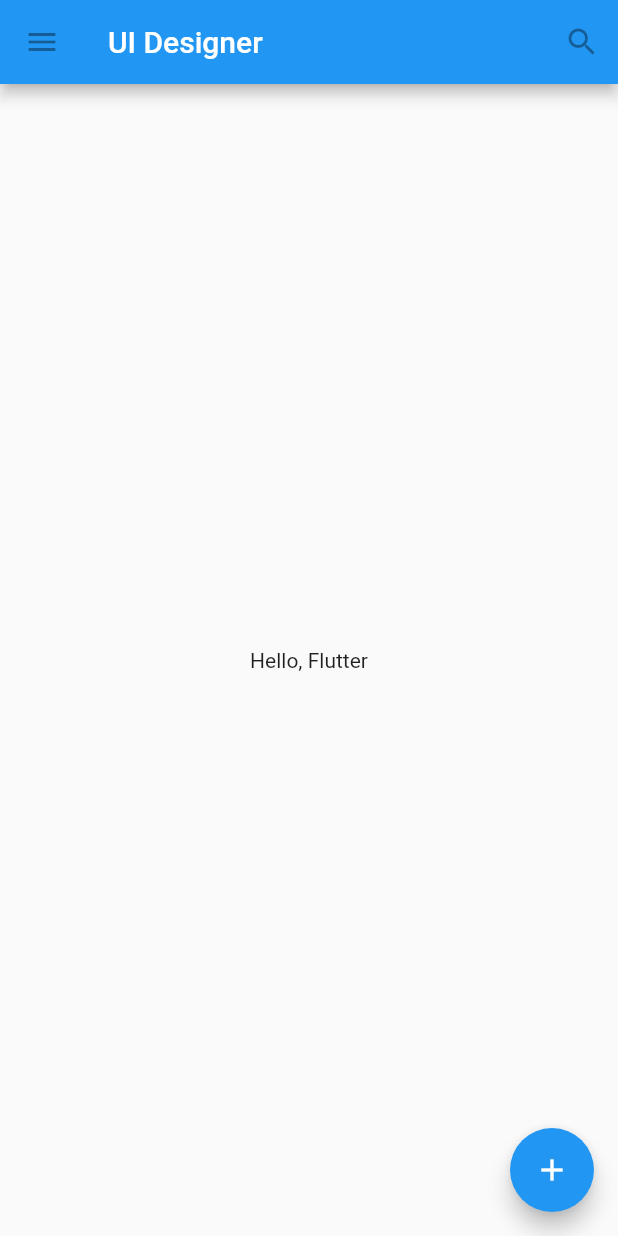
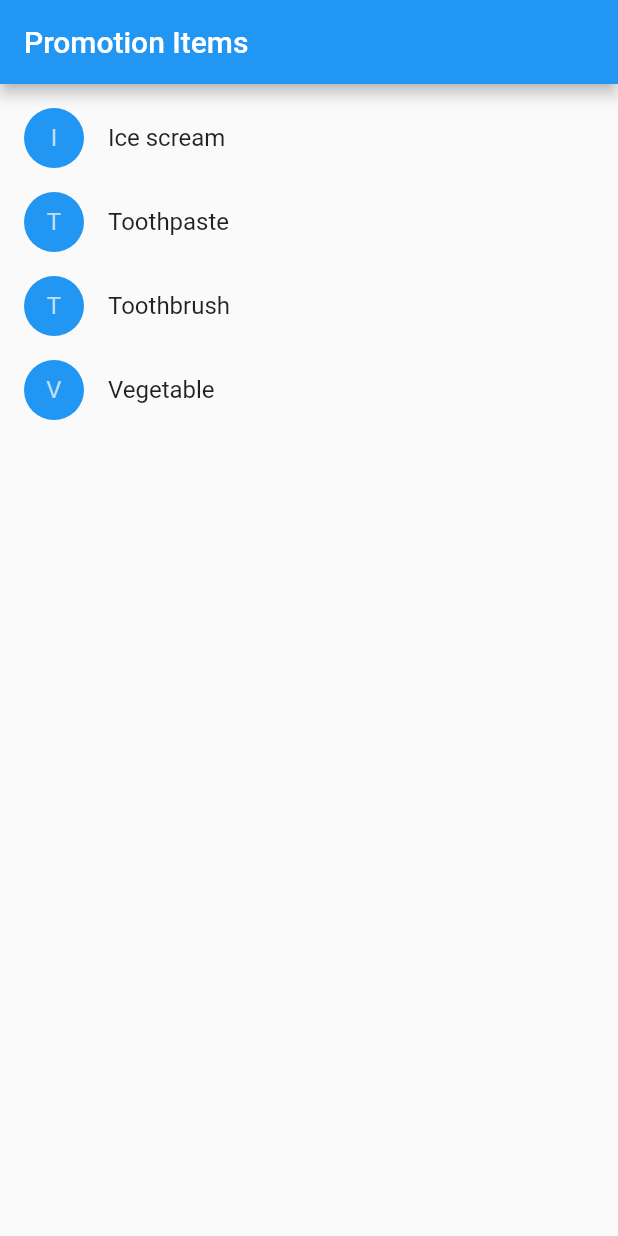
Before and after one commit to Trap-Door/Flutter_App, a Flutter app: the screen it shows after launch, on a phone screen of 412 x 824 dp. Run offline on Flutter 3.47's test engine with Material 2 defaults, Android fonts, the phone set to English and light mode, and no system bars.

Commit message:
Shopping Cart App using Stateless/fulWidget

```diff
--- a/lib/main.dart
+++ b/lib/main.dart
@@ -3,38 +3,104 @@ import 'package:flutter/material.dart';
 void main(List<String> args) {
   runApp(
     MaterialApp(
-      title: "UI Tutorial App",
-      home: TutorialHome(),
+      title: "Shopdiiiiii",
+      home: ShoppingList(
+        productList: <Product>[
+          Product(name: "Ice scream"),
+          Product(name: "Toothpaste"),
+          Product(name: "Toothbrush"),
+          Product(name: "Vegetable")
+        ],
+      ),
     ),
   );
 }
 
-class TutorialHome extends StatelessWidget {
+class Product {
+  const Product({this.name});
+  final String name;
+}
+
+typedef void CartChangedCallback(Product product, bool inCart);
+
+class ShoppingListItem extends StatelessWidget {
+  ShoppingListItem({Product product, this.inCart, this.onCartChanged})
+      : product = product,
+        super(key: ObjectKey(product));
+
+  final Product product;
+  final bool inCart;
+  final CartChangedCallback onCartChanged;
+
+  //Color and style for different parts of the tree
+  Color _getColor(BuildContext context) {
+    return inCart ? Colors.black54 : Theme.of(context).primaryColor;
+  }
+
+  TextStyle _getStyle(BuildContext context) {
+    if (!inCart) return null;
+
+    return TextStyle(
+      color: Colors.black54,
+      decoration: TextDecoration.lineThrough,
+    );
+  }
+
+  @override
+  Widget build(BuildContext context) {
+    return ListTile(
+      onTap: () {
+        onCartChanged(product, inCart);
+      },
+      leading: CircleAvatar(
+        backgroundColor: _getColor(context),
+        child: Text(product.name[0]),
+      ),
+      title: Text(
+        product.name,
+        style: _getStyle(context),
+      ),
+    );
+  }
+}
+
+class ShoppingList extends StatefulWidget {
+  ShoppingList({Key key, this.productList}) : super(key: key);
+
+  final List<Product> productList;
+
+  @override
+  ShoppingListState createState() => ShoppingListState();
+}
+
+class ShoppingListState extends State<ShoppingList> {
+  Set<Product> _shoppingCart = Set<Product>();
+
+  void _handleCartChanged(Product product, bool inCart) {
+    setState(() {
+      if (!inCart) {
+        _shoppingCart.add(product);
+      } else {
+        _shoppingCart.remove(product);
+      }
+    });
+  }
+
   @override
   Widget build(BuildContext context) {
     return Scaffold(
       appBar: AppBar(
-        leading: IconButton(
-          icon: Icon(Icons.menu),
-          tooltip: "Menu",
-          onPressed: null,
-        ),
-        title: Text("UI Designer"),
-        actions: <Widget>[
-          IconButton(
-            icon: Icon(Icons.search),
-            tooltip: "Search",
-            onPressed: null,
-          ),
-        ],
+        title: Text("Promotion Items"),
       ),
-      body: Center(
-        child: Text("Hello, Flutter"),
-      ),
-      floatingActionButton: FloatingActionButton(
-        tooltip: "Add",
-        child: Icon(Icons.add),
-        onPressed: null,
+      body: ListView(
+        padding: EdgeInsets.symmetric(vertical: 8.0),
+        children: widget.productList.map((Product product) {
+          return ShoppingListItem(
+            product: product,
+            inCart: _shoppingCart.contains(product),
+            onCartChanged: _handleCartChanged,
+          );
+        }).toList(),
       ),
     );
   }
```
